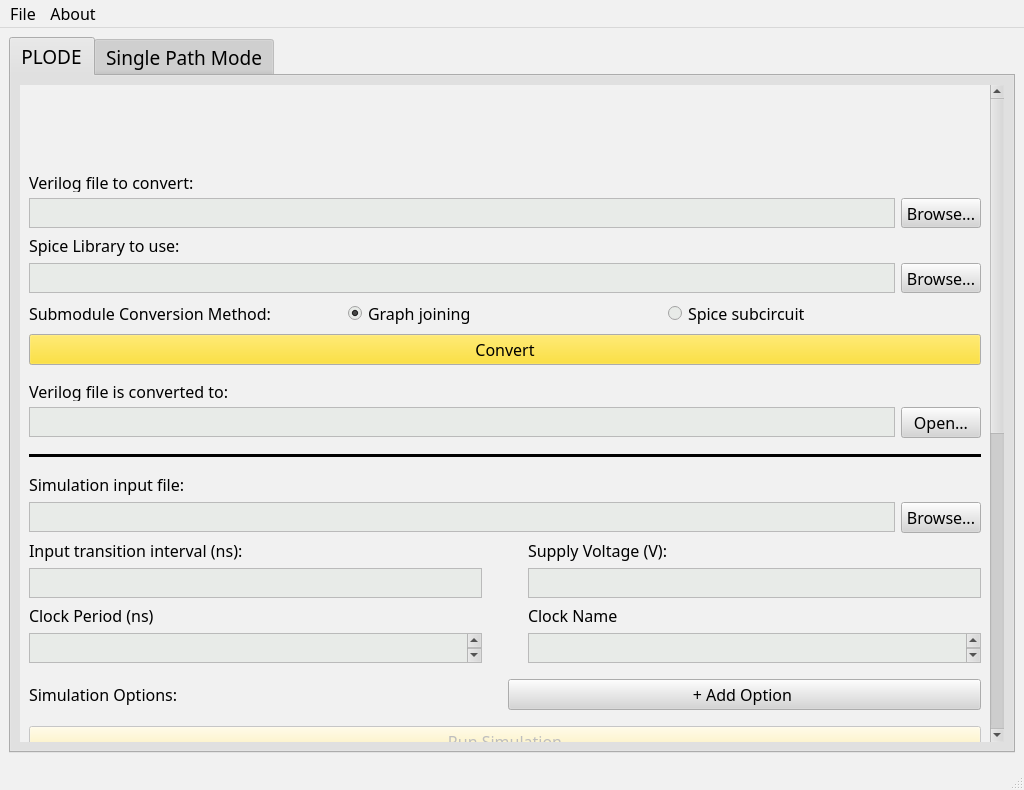
First picture: the form in mainwindow.ui, repository ic-cad/plode, before the edit.
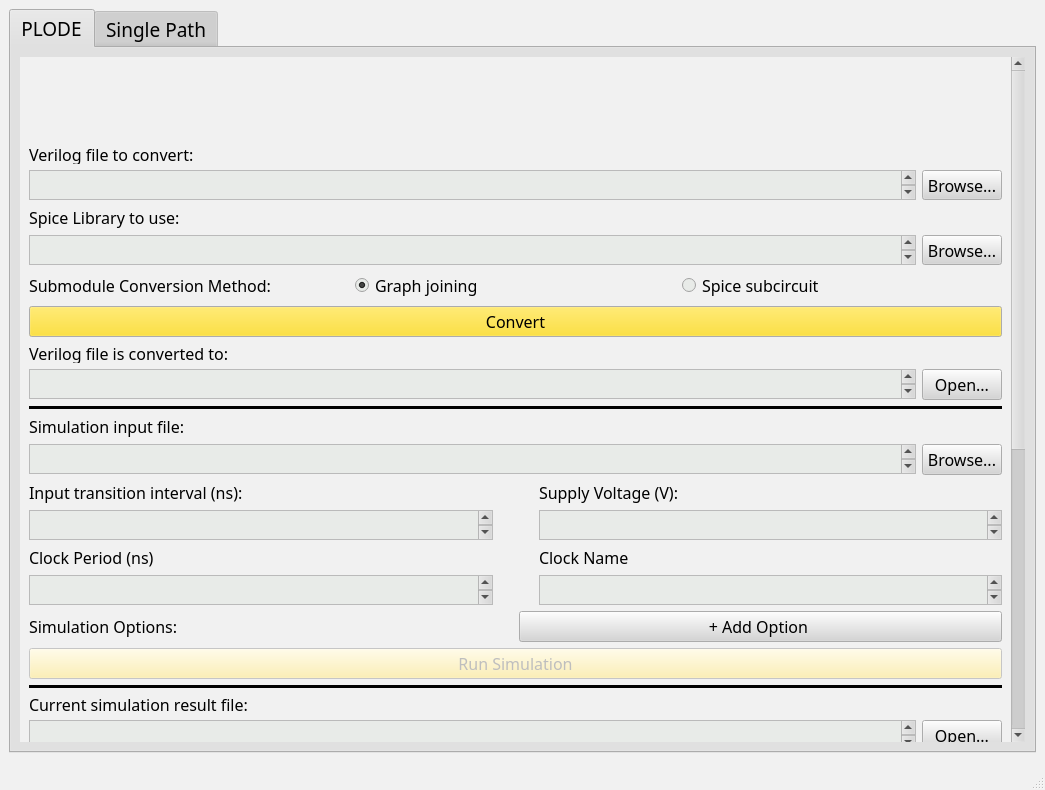
Second picture: the form after the edit. Icons and pictures are not drawn.

```diff
--- a/mainwindow.ui
+++ b/mainwindow.ui
@@ -9,7 +9,7 @@
    <rect>
     <x>0</x>
     <y>0</y>
-    <width>1024</width>
+    <width>1045</width>
     <height>790</height>
    </rect>
   </property>
@@ -343,9 +343,9 @@
            <property name="geometry">
             <rect>
              <x>0</x>
-             <y>0</y>
-             <width>970</width>
-             <height>1330</height>
+             <y>-461</y>
+             <width>991</width>
+             <height>1217</height>
             </rect>
            </property>
            <layout class="QVBoxLayout" name="verticalLayout">
@@ -490,6 +490,9 @@
                 </item>
                 <item>
                  <layout class="QHBoxLayout" name="horizontalLayout_4">
+                  <item>
+                   <layout class="QGridLayout" name="gridLayout_2"/>
+                  </item>
                   <item>
                    <widget class="QTextEdit" name="textEdit">
                     <property name="sizePolicy">
@@ -513,7 +516,7 @@
                     <property name="font">
                      <font>
                       <family>KerkisSans</family>
-                      <pointsize>9</pointsize>
+                      <pointsize>12</pointsize>
                       <weight>50</weight>
                       <bold>false</bold>
                      </font>
@@ -561,7 +564,7 @@
                     <property name="font">
                      <font>
                       <family>KerkisSans</family>
-                      <pointsize>9</pointsize>
+                      <pointsize>12</pointsize>
                       <weight>50</weight>
                       <bold>false</bold>
                      </font>
@@ -672,22 +675,6 @@
               </item>
              </layout>
             </item>
-            <item>
-             <spacer name="verticalSpacer">
-              <property name="orientation">
-               <enum>Qt::Vertical</enum>
-              </property>
-              <property name="sizeType">
-               <enum>QSizePolicy::MinimumExpanding</enum>
-              </property>
-              <property name="sizeHint" stdset="0">
-               <size>
-                <width>20</width>
-                <height>10</height>
-               </size>
-              </property>
-             </spacer>
-            </item>
             <item>
              <layout class="QVBoxLayout" name="verticalLayout_5">
               <item>
@@ -728,7 +715,7 @@
                   <property name="font">
                    <font>
                     <family>KerkisSans</family>
-                    <pointsize>9</pointsize>
+                    <pointsize>12</pointsize>
                     <weight>50</weight>
                     <bold>false</bold>
                    </font>
@@ -746,22 +733,6 @@
               </item>
              </layout>
             </item>
-            <item>
-             <spacer name="verticalSpacer_7">
-              <property name="orientation">
-               <enum>Qt::Vertical</enum>
-              </property>
-              <property name="sizeType">
-               <enum>QSizePolicy::MinimumExpanding</enum>
-              </property>
-              <property name="sizeHint" stdset="0">
-               <size>
-                <width>20</width>
-                <height>10</height>
-               </size>
-              </property>
-             </spacer>
-            </item>
             <item>
              <widget class="Line" name="line_4">
               <property name="frameShadow">
@@ -778,22 +749,6 @@
               </property>
              </widget>
             </item>
-            <item>
-             <spacer name="verticalSpacer_8">
-              <property name="orientation">
-               <enum>Qt::Vertical</enum>
-              </property>
-              <property name="sizeType">
-               <enum>QSizePolicy::MinimumExpanding</enum>
-              </property>
-              <property name="sizeHint" stdset="0">
-               <size>
-                <width>20</width>
-                <height>10</height>
-               </size>
-              </property>
-             </spacer>
-            </item>
             <item>
              <layout class="QVBoxLayout" name="runSimulation">
               <property name="sizeConstraint">
@@ -827,7 +782,7 @@
                     <property name="font">
                      <font>
                       <family>KerkisSans</family>
-                      <pointsize>9</pointsize>
+                      <pointsize>12</pointsize>
                       <weight>50</weight>
                       <bold>false</bold>
                      </font>
@@ -868,7 +823,7 @@
                       <property name="font">
                        <font>
                         <family>KerkisSans</family>
-                        <pointsize>9</pointsize>
+                        <pointsize>12</pointsize>
                         <weight>50</weight>
                         <bold>false</bold>
                        </font>
@@ -913,7 +868,7 @@
                       <property name="font">
                        <font>
                         <family>KerkisSans</family>
-                        <pointsize>9</pointsize>
+                        <pointsize>12</pointsize>
                         <weight>50</weight>
                         <bold>false</bold>
                        </font>
@@ -949,6 +904,14 @@
                         <height>30</height>
                        </size>
                       </property>
+                      <property name="font">
+                       <font>
+                        <family>KerkisSans</family>
+                        <pointsize>12</pointsize>
+                        <weight>50</weight>
+                        <bold>false</bold>
+                       </font>
+                      </property>
                      </widget>
                     </item>
                    </layout>
@@ -989,6 +952,14 @@
                         <height>30</height>
                        </size>
                       </property>
+                      <property name="font">
+                       <font>
+                        <family>KerkisSans</family>
+                        <pointsize>12</pointsize>
+                        <weight>50</weight>
+                        <bold>false</bold>
+                       </font>
+                      </property>
                      </widget>
                     </item>
                    </layout>
@@ -997,22 +968,6 @@
                 </item>
                </layout>
               </item>
-              <item>
-               <spacer name="verticalSpacer_9">
-                <property name="orientation">
-                 <enum>Qt::Vertical</enum>
-                </property>
-                <property name="sizeType">
-                 <enum>QSizePolicy::MinimumExpanding</enum>
-                </property>
-                <property name="sizeHint" stdset="0">
-                 <size>
-                  <width>20</width>
-                  <height>10</height>
-                 </size>
-                </property>
-               </spacer>
-              </item>
               <item>
                <layout class="QHBoxLayout" name="simulationOptions">
                 <item>
@@ -1043,22 +998,6 @@
               </item>
              </layout>
             </item>
-            <item>
-             <spacer name="verticalSpacer_3">
-              <property name="orientation">
-               <enum>Qt::Vertical</enum>
-              </property>
-              <property name="sizeType">
-               <enum>QSizePolicy::MinimumExpanding</enum>
-              </property>
-              <property name="sizeHint" stdset="0">
-               <size>
-                <width>20</width>
-                <height>10</height>
-               </size>
-              </property>
-             </spacer>
-            </item>
             <item>
              <widget class="QPushButton" name="runSimButton">
               <property name="enabled">
@@ -1106,22 +1045,6 @@
               </property>
              </widget>
             </item>
-            <item>
-             <spacer name="verticalSpacer_2">
-              <property name="orientation">
-               <enum>Qt::Vertical</enum>
-              </property>
-              <property name="sizeType">
-               <enum>QSizePolicy::MinimumExpanding</enum>
-              </property>
-              <property name="sizeHint" stdset="0">
-               <size>
-                <width>20</width>
-                <height>10</height>
-               </size>
-              </property>
-             </spacer>
-            </item>
             <item>
              <widget class="Line" name="line_6">
               <property name="frameShadow">
@@ -1135,22 +1058,6 @@
               </property>
              </widget>
             </item>
-            <item>
-             <spacer name="verticalSpacer_4">
-              <property name="orientation">
-               <enum>Qt::Vertical</enum>
-              </property>
-              <property name="sizeType">
-               <enum>QSizePolicy::MinimumExpanding</enum>
-              </property>
-              <property name="sizeHint" stdset="0">
-               <size>
-                <width>20</width>
-                <height>10</height>
-               </size>
-              </property>
-             </spacer>
-            </item>
             <item>
              <layout class="QVBoxLayout" name="simulationFiles">
               <property name="sizeConstraint">
@@ -1193,7 +1100,7 @@
                     <property name="font">
                      <font>
                       <family>KerkisSans</family>
-                      <pointsize>9</pointsize>
+                      <pointsize>12</pointsize>
                       <weight>50</weight>
                       <bold>false</bold>
                      </font>
@@ -1202,7 +1109,7 @@
                      <string>&lt;!DOCTYPE HTML PUBLIC &quot;-//W3C//DTD HTML 4.0//EN&quot; &quot;http://www.w3.org/TR/REC-html40/strict.dtd&quot;&gt;
 &lt;html&gt;&lt;head&gt;&lt;meta name=&quot;qrichtext&quot; content=&quot;1&quot; /&gt;&lt;style type=&quot;text/css&quot;&gt;
 p, li { white-space: pre-wrap; }
-&lt;/style&gt;&lt;/head&gt;&lt;body style=&quot; font-family:'KerkisSans','KerkisSans','KerkisSans','KerkisSans'; font-size:9pt; font-weight:400; font-style:normal;&quot;&gt;
+&lt;/style&gt;&lt;/head&gt;&lt;body style=&quot; font-family:'KerkisSans','KerkisSans','KerkisSans','KerkisSans'; font-size:12pt; font-weight:400; font-style:normal;&quot;&gt;
 &lt;p style=&quot;-qt-paragraph-type:empty; margin-top:0px; margin-bottom:0px; margin-left:0px; margin-right:0px; -qt-block-indent:0; text-indent:0px; font-family:'Ubuntu'; font-size:11pt;&quot;&gt;&lt;br /&gt;&lt;/p&gt;&lt;/body&gt;&lt;/html&gt;</string>
                     </property>
                    </widget>
@@ -1290,7 +1197,7 @@
                     <property name="font">
                      <font>
                       <family>KerkisSans</family>
-                      <pointsize>9</pointsize>
+                      <pointsize>12</pointsize>
                       <weight>50</weight>
                       <bold>false</bold>
                      </font>
@@ -1415,22 +1322,6 @@
               </item>
              </layout>
             </item>
-            <item>
-             <spacer name="verticalSpacer_5">
-              <property name="orientation">
-               <enum>Qt::Vertical</enum>
-              </property>
-              <property name="sizeType">
-               <enum>QSizePolicy::MinimumExpanding</enum>
-              </property>
-              <property name="sizeHint" stdset="0">
-               <size>
-                <width>20</width>
-                <height>10</height>
-               </size>
-              </property>
-             </spacer>
-            </item>
             <item>
              <widget class="Line" name="line_3">
               <property name="frameShadow">
@@ -1444,24 +1335,42 @@
               </property>
              </widget>
             </item>
-            <item>
-             <spacer name="verticalSpacer_6">
-              <property name="orientation">
-               <enum>Qt::Vertical</enum>
-              </property>
-              <property name="sizeType">
-               <enum>QSizePolicy::MinimumExpanding</enum>
-              </property>
-              <property name="sizeHint" stdset="0">
-               <size>
-                <width>20</width>
-                <height>10</height>
-               </size>
-              </property>
-             </spacer>
-            </item>
             <item>
              <layout class="QVBoxLayout" name="expectedResultsArea">
+              <property name="topMargin">
+               <number>0</number>
+              </property>
+              <item>
+               <widget class="QLabel" name="label_18">
+                <property name="text">
+                 <string>PLODE result file:</string>
+                </property>
+               </widget>
+              </item>
+              <item>
+               <layout class="QHBoxLayout" name="horizontalLayout_22">
+                <property name="topMargin">
+                 <number>0</number>
+                </property>
+                <item>
+                 <widget class="QTextEdit" name="plodeResultsFilePath">
+                  <property name="maximumSize">
+                   <size>
+                    <width>16777215</width>
+                    <height>30</height>
+                   </size>
+                  </property>
+                 </widget>
+                </item>
+                <item>
+                 <widget class="QPushButton" name="plodeResultFileBrowse">
+                  <property name="text">
+                   <string>Browse</string>
+                  </property>
+                 </widget>
+                </item>
+               </layout>
+              </item>
               <item>
                <widget class="QLabel" name="label_9">
                 <property name="text">
@@ -1482,7 +1391,7 @@
                   <property name="font">
                    <font>
                     <family>KerkisSans</family>
-                    <pointsize>9</pointsize>
+                    <pointsize>12</pointsize>
                     <weight>50</weight>
                     <bold>false</bold>
                    </font>
@@ -1544,22 +1453,6 @@
               </item>
              </layout>
             </item>
-            <item>
-             <spacer name="verticalSpacer_10">
-              <property name="orientation">
-               <enum>Qt::Vertical</enum>
-              </property>
-              <property name="sizeType">
-               <enum>QSizePolicy::MinimumExpanding</enum>
-              </property>
-              <property name="sizeHint" stdset="0">
-               <size>
-                <width>20</width>
-                <height>10</height>
-               </size>
-              </property>
-             </spacer>
-            </item>
             <item>
              <layout class="QVBoxLayout" name="verticalLayout_3">
               <item>
@@ -1572,7 +1465,16 @@
                  </widget>
                 </item>
                 <item>
-                 <widget class="QLineEdit" name="totalResultValue"/>
+                 <widget class="QLineEdit" name="totalResultValue">
+                  <property name="font">
+                   <font>
+                    <family>KerkisSans</family>
+                    <pointsize>12</pointsize>
+                    <weight>50</weight>
+                    <bold>false</bold>
+                   </font>
+                  </property>
+                 </widget>
                 </item>
                 <item>
                  <widget class="QLabel" name="label_11">
@@ -1582,7 +1484,16 @@
                  </widget>
                 </item>
                 <item>
-                 <widget class="QLineEdit" name="correctResultValue"/>
+                 <widget class="QLineEdit" name="correctResultValue">
+                  <property name="font">
+                   <font>
+                    <family>KerkisSans</family>
+                    <pointsize>12</pointsize>
+                    <weight>50</weight>
+                    <bold>false</bold>
+                   </font>
+                  </property>
+                 </widget>
                 </item>
                 <item>
                  <widget class="QLabel" name="label_12">
@@ -1592,26 +1503,19 @@
                  </widget>
                 </item>
                 <item>
-                 <widget class="QLineEdit" name="wrongResultValue"/>
+                 <widget class="QLineEdit" name="wrongResultValue">
+                  <property name="font">
+                   <font>
+                    <family>KerkisSans</family>
+                    <pointsize>12</pointsize>
+                    <weight>50</weight>
+                    <bold>false</bold>
+                   </font>
+                  </property>
+                 </widget>
                 </item>
                </layout>
               </item>
-              <item>
-               <spacer name="verticalSpacer_11">
-                <property name="orientation">
-                 <enum>Qt::Vertical</enum>
-                </property>
-                <property name="sizeType">
-                 <enum>QSizePolicy::MinimumExpanding</enum>
-                </property>
-                <property name="sizeHint" stdset="0">
-                 <size>
-                  <width>20</width>
-                  <height>10</height>
-                 </size>
-                </property>
-               </spacer>
-              </item>
               <item>
                <widget class="QLabel" name="label_13">
                 <property name="text">
@@ -1632,7 +1536,7 @@
                   <property name="font">
                    <font>
                     <family>KerkisSans</family>
-                    <pointsize>9</pointsize>
+                    <pointsize>12</pointsize>
                     <weight>50</weight>
                     <bold>false</bold>
                    </font>
@@ -1681,6 +1585,14 @@
                     <height>30</height>
                    </size>
                   </property>
+                  <property name="font">
+                   <font>
+                    <family>KerkisSans</family>
+                    <pointsize>12</pointsize>
+                    <weight>50</weight>
+                    <bold>false</bold>
+                   </font>
+                  </property>
                  </widget>
                 </item>
                 <item>
@@ -1698,6 +1610,14 @@
                     <height>30</height>
                    </size>
                   </property>
+                  <property name="font">
+                   <font>
+                    <family>KerkisSans</family>
+                    <pointsize>12</pointsize>
+                    <weight>50</weight>
+                    <bold>false</bold>
+                   </font>
+                  </property>
                  </widget>
                 </item>
                 <item>
@@ -1732,18 +1652,18 @@
       </widget>
       <widget class="QWidget" name="tab_2">
        <attribute name="title">
-        <string>Single Path Mode</string>
+        <string>Single Path</string>
        </attribute>
        <widget class="QWidget" name="verticalLayoutWidget">
         <property name="geometry">
          <rect>
           <x>10</x>
           <y>10</y>
-          <width>711</width>
+          <width>881</width>
           <height>121</height>
          </rect>
         </property>
-        <layout class="QVBoxLayout" name="verticalLayout_6">
+        <layout class="QVBoxLayout" name="verticalLayout_6" stretch="0,0,0">
          <item>
           <widget class="QLabel" name="label_17">
            <property name="font">
@@ -1773,7 +1693,7 @@
              <property name="font">
               <font>
                <family>KerkisSans</family>
-               <pointsize>9</pointsize>
+               <pointsize>12</pointsize>
               </font>
              </property>
             </widget>
@@ -1806,7 +1726,7 @@
              <property name="font">
               <font>
                <family>KerkisSans</family>
-               <pointsize>9</pointsize>
+               <pointsize>12</pointsize>
               </font>
              </property>
             </widget>
@@ -1833,31 +1753,6 @@
     </item>
    </layout>
   </widget>
-  <widget class="QMenuBar" name="menubar">
-   <property name="geometry">
-    <rect>
-     <x>0</x>
-     <y>0</y>
-     <width>1024</width>
-     <height>24</height>
-    </rect>
-   </property>
-   <widget class="QMenu" name="menuVerilogToSpiceConverter">
-    <property name="title">
-     <string>File</string>
-    </property>
-    <addaction name="actionExit"/>
-   </widget>
-   <widget class="QMenu" name="menuAbout">
-    <property name="title">
-     <string>About</string>
-    </property>
-    <addaction name="separator"/>
-    <addaction name="actionAbout_PLODE"/>
-   </widget>
-   <addaction name="menuVerilogToSpiceConverter"/>
-   <addaction name="menuAbout"/>
-  </widget>
   <widget class="QStatusBar" name="statusbar"/>
   <action name="actionExit">
    <property name="checkable">
```
